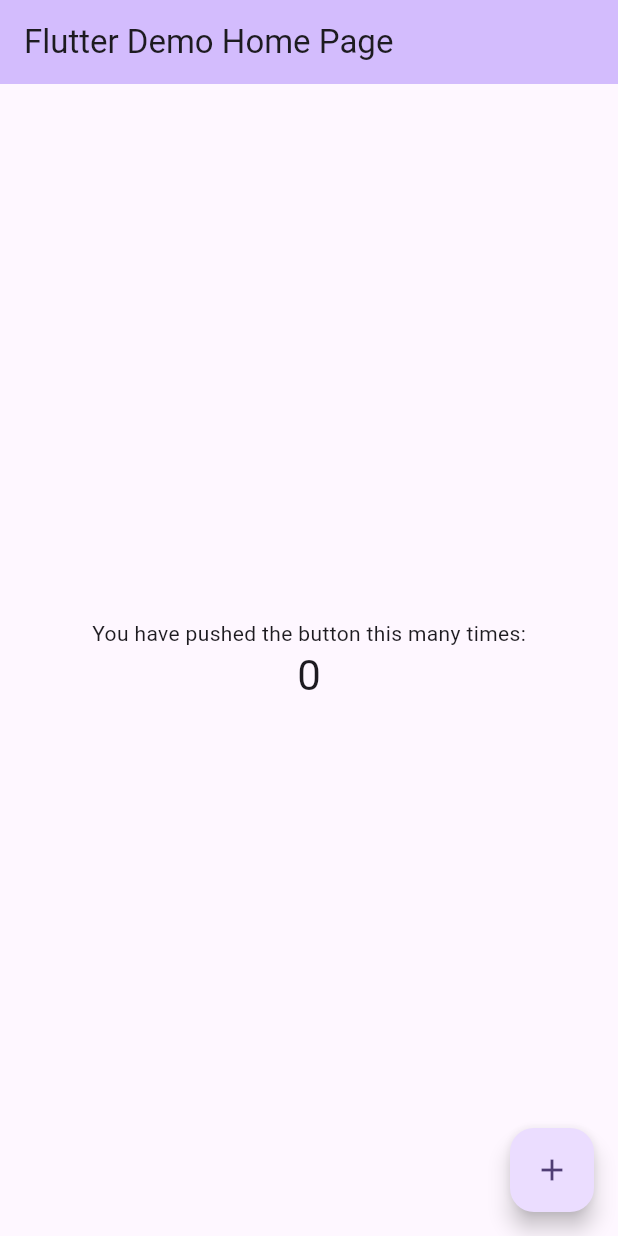
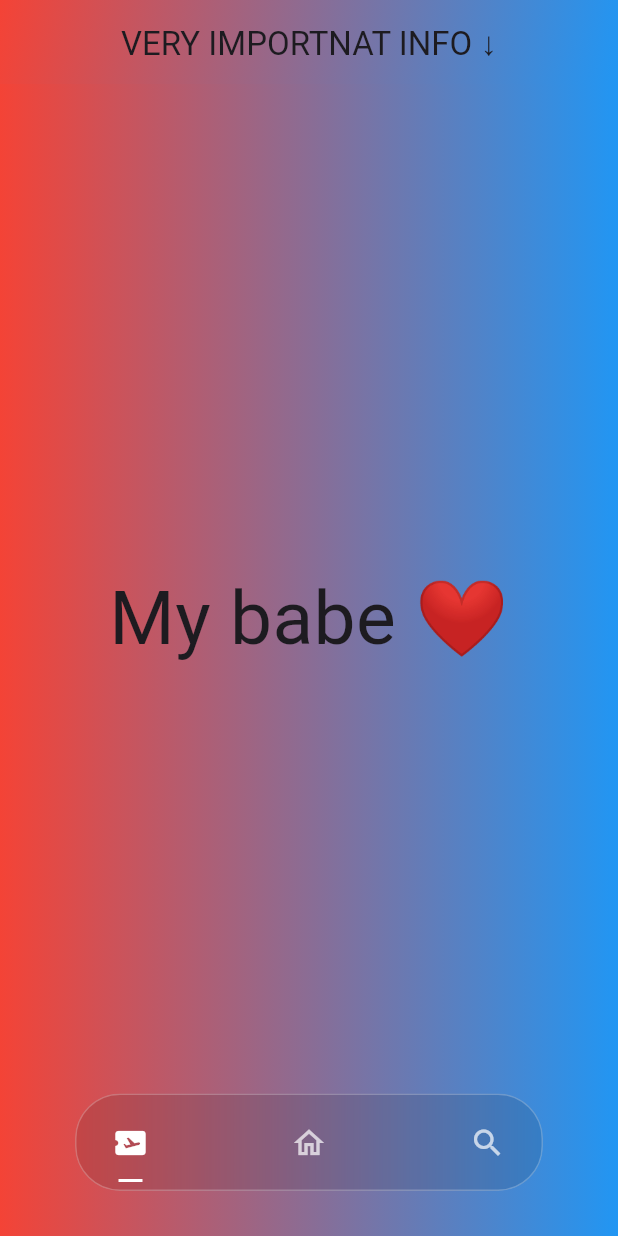
Before and after one commit to noBloodOnTheLeaves/ticker_app, a Flutter app: the screen it shows after launch, on a phone screen of 412 x 824 dp. Run offline on Flutter 3.47's test engine with Material 3 defaults, Android fonts, the phone set to English and light mode, and no system bars; drawn by our look-alikes of crystal_navigation_bar.

Commit message:
added a bottom bar

```diff
--- /dev/null
+++ b/lib/components/bottom_menu.dart
@@ -0,0 +1,88 @@
+import 'package:crystal_navigation_bar/crystal_navigation_bar.dart';
+import 'package:flutter/material.dart';
+
+class BottomMenu extends StatefulWidget {
+  const BottomMenu({
+    super.key,
+  });
+
+  @override
+  State<BottomMenu> createState() => _BottomMenuState();
+}
+
+class _BottomMenuState extends State<BottomMenu> {
+  int currentPage = 0;
+  void changePage(int page) {
+    setState(() {
+      currentPage = page;
+    });
+  }
+
+  @override
+  Widget build(BuildContext context) {
+    return Scaffold(
+      extendBodyBehindAppBar: true,
+      appBar: AppBar(
+        flexibleSpace: Container(
+          decoration: const BoxDecoration(
+            gradient: LinearGradient(
+                begin: Alignment.topLeft,
+                end: Alignment.bottomRight,
+                colors: <Color>[Colors.red, Colors.blue]),
+          ),
+        ),
+        elevation: 0,
+        backgroundColor: Colors.transparent,
+        title: const Center(
+          child: Text(
+            'VERY IMPORTNAT INFO ↓',
+          ),
+        ),
+      ),
+      extendBody: true, //<------like this
+      bottomNavigationBar: Padding(
+        padding: const EdgeInsets.only(bottom: 10),
+        child: CrystalNavigationBar(
+          currentIndex: currentPage,
+          // indicatorColor: Colors.white,
+          unselectedItemColor: Colors.white70,
+          backgroundColor: Colors.black.withOpacity(0.1),
+          // outlineBorderColor: Colors.black.withOpacity(0.1),
+          onTap: changePage,
+          items: [
+            /// Add
+            CrystalNavigationBarItem(
+              icon: Icons.airplane_ticket,
+              unselectedIcon: Icons.airplane_ticket_outlined,
+              selectedColor: Colors.white,
+            ),
+
+            /// Home
+            CrystalNavigationBarItem(
+              icon: Icons.home,
+              unselectedIcon: Icons.home_outlined,
+              selectedColor: Colors.white,
+            ),
+
+            /// Search
+            CrystalNavigationBarItem(
+                icon: Icons.search,
+                unselectedIcon: Icons.search_outlined,
+                selectedColor: Colors.white),
+          ],
+        ),
+      ),
+      body: Container(
+        decoration: const BoxDecoration(
+          gradient: LinearGradient(colors: [Colors.red, Colors.blue]),
+        ),
+        child: const Center(
+          child: Text(
+            'My babe ❤️',
+            style: TextStyle(fontSize: 50),
+          ),
+        ),
+      ),
+    );
+  }
+}
--- a/lib/main.dart
+++ b/lib/main.dart
@@ -1,4 +1,5 @@
 import 'package:flutter/material.dart';
+import 'package:ticker_app/components/bottom_menu.dart';
 
 void main() {
   runApp(const MyApp());
@@ -15,57 +16,7 @@ class MyApp extends StatelessWidget {
         colorScheme: ColorScheme.fromSeed(seedColor: Colors.deepPurple),
         useMaterial3: true,
       ),
-      home: const MyHomePage(title: 'Flutter Demo Home Page'),
+      home: const BottomMenu(),
     );
   }
 }
-
-class MyHomePage extends StatefulWidget {
-  const MyHomePage({super.key, required this.title});
-
-
-  final String title;
-
-  @override
-  State<MyHomePage> createState() => _MyHomePageState();
-}
-
-class _MyHomePageState extends State<MyHomePage> {
-  int _counter = 0;
-
-  void _incrementCounter() {
-    setState(() {
-      _counter++;
-    });
-  }
-
-  @override
-  Widget build(BuildContext context) {
-
-    return Scaffold(
-      appBar: AppBar(
-        backgroundColor: Theme.of(context).colorScheme.inversePrimary,
-        title: Text(widget.title),
-      ),
-      body: Center(
-        child: Column(
-          mainAxisAlignment: MainAxisAlignment.center,
-          children: <Widget>[
-            const Text(
-              'You have pushed the button this many times:',
-            ),
-            Text(
-              '$_counter',
-              style: Theme.of(context).textTheme.headlineMedium,
-            ),
-          ],
-        ),
-      ),
-      floatingActionButton: FloatingActionButton(
-        onPressed: _incrementCounter,
-        tooltip: 'Increment',
-        child: const Icon(Icons.add),
-      ),
-    );
-  }
-}
--- a/pubspec.yaml
+++ b/pubspec.yaml
@@ -35,6 +35,7 @@ dependencies:
   # The following adds the Cupertino Icons font to your application.
   # Use with the CupertinoIcons class for iOS style icons.
   cupertino_icons: ^1.0.8
+  crystal_navigation_bar: ^1.0.2
 
 dev_dependencies:
   flutter_test:
```
Also changed, not shown: pubspec.lock.
